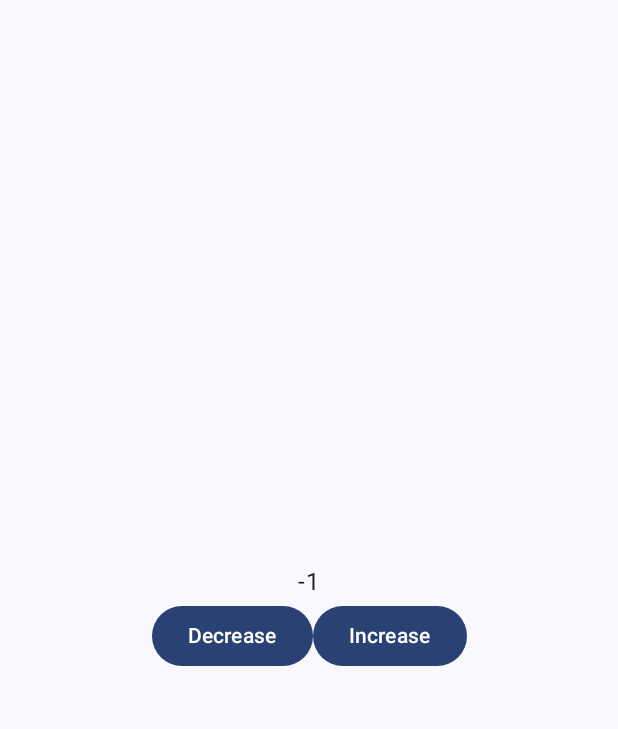
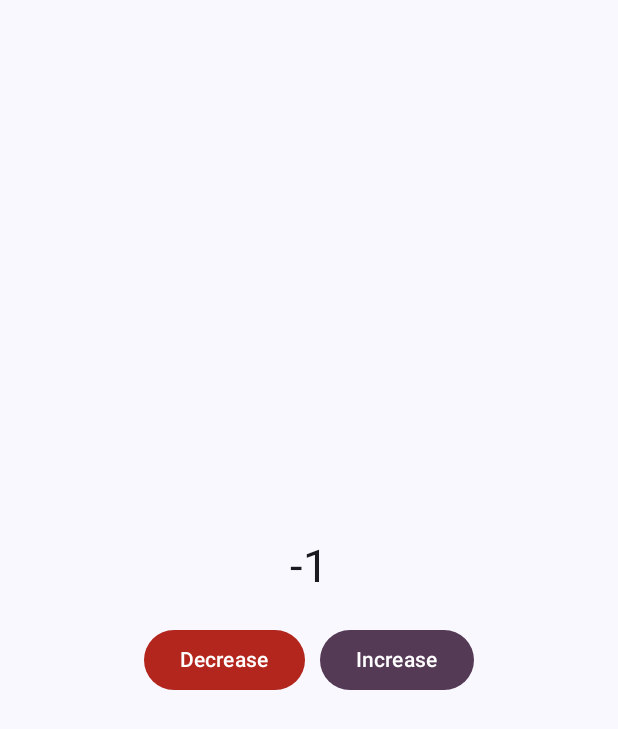
Before and after one commit to Lotsoo/counter-app, an Android app built with Jetpack Compose: the screen it shows after launch (MainActivity), after a tap on "Decrease", on a phone screen of 412 x 824 dp. Shown: the top 729 px of the screen. Run offline under Robolectric (Android 15) with nearby library versions, the phone set to English and light mode, and no system bars.

Commit message:
feat: make the screen more beautiful

```diff
--- a/app/src/main/java/com/example/counterapp/MainActivity.kt
+++ b/app/src/main/java/com/example/counterapp/MainActivity.kt
@@ -7,9 +7,15 @@ import androidx.activity.enableEdgeToEdge
 import androidx.compose.foundation.layout.Arrangement
 import androidx.compose.foundation.layout.Column
 import androidx.compose.foundation.layout.Row
+import androidx.compose.foundation.layout.Spacer
 import androidx.compose.foundation.layout.fillMaxSize
+import androidx.compose.foundation.layout.height
 import androidx.compose.foundation.layout.padding
+import androidx.compose.foundation.layout.width
 import androidx.compose.material3.Button
+import androidx.compose.material3.ButtonColors
+import androidx.compose.material3.ButtonDefaults
+import androidx.compose.material3.MaterialTheme
 import androidx.compose.material3.Scaffold
 import androidx.compose.material3.Text
 import androidx.compose.runtime.Composable
@@ -19,6 +25,8 @@ import androidx.compose.runtime.remember
 import androidx.compose.runtime.setValue
 import androidx.compose.ui.Alignment
 import androidx.compose.ui.Modifier
+import androidx.compose.ui.unit.dp
+import androidx.compose.ui.unit.sp
 import com.example.counterapp.ui.theme.CounterAppTheme
 
 class MainActivity : ComponentActivity() {
@@ -45,19 +53,33 @@ fun CounterApp(modifier: Modifier = Modifier) {
     Column(
         verticalArrangement = Arrangement.Center,
         horizontalAlignment = Alignment.CenterHorizontally,
-        modifier = Modifier.fillMaxSize()
+        modifier = modifier.fillMaxSize()
     ) {
-        Text(text = counter.toString())
+        Text(text = counter.toString(), fontSize = 30.sp)
+        Spacer(modifier = Modifier.height(20.dp))
         Row {
-            ButtonCounter(type = { counter-- }, nameOfButton = "Decrease")
-            ButtonCounter(type = { counter++ }, nameOfButton = "Increase")
+            ButtonCounter(
+                type = { counter-- },
+                nameOfButton = "Decrease",
+                colorOfButton = ButtonDefaults.buttonColors(MaterialTheme.colorScheme.error)
+            )
+            Spacer(modifier = Modifier.width(10.dp))
+            ButtonCounter(
+                type = { counter++ },
+                nameOfButton = "Increase",
+                colorOfButton = ButtonDefaults.buttonColors(MaterialTheme.colorScheme.tertiary)
+            )
         }
     }
 }
 
 @Composable
-fun ButtonCounter(type: () -> Unit, nameOfButton: String, modifier: Modifier = Modifier) {
-    Button(onClick = type) {
+fun ButtonCounter(
+    type: () -> Unit,
+    nameOfButton: String,
+    colorOfButton: ButtonColors,
+) {
+    Button(onClick = type, colors = colorOfButton) {
         Text(text = nameOfButton)
     }
 }
```
